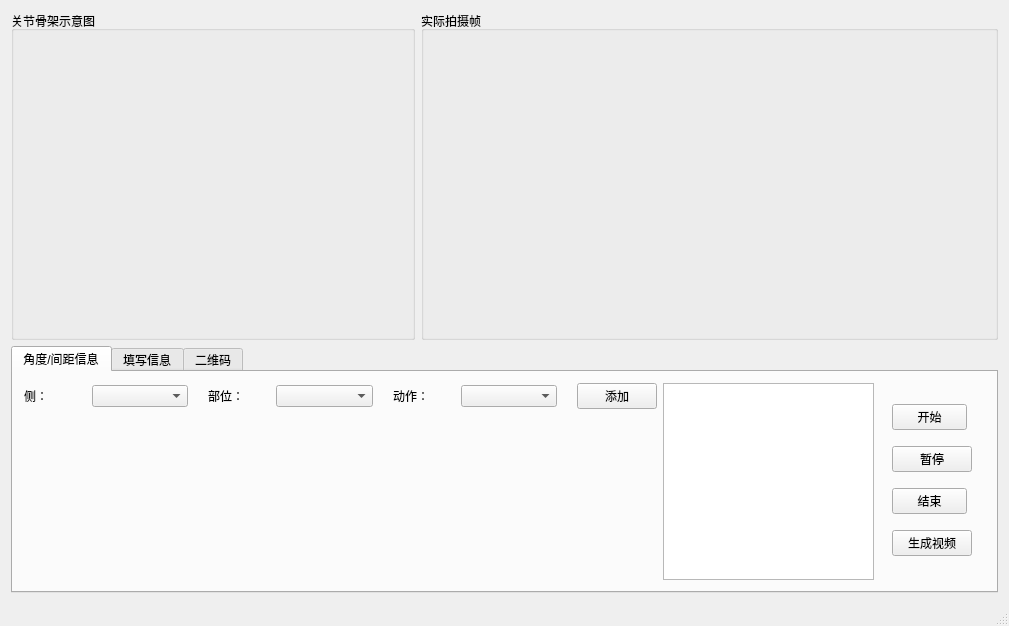
Old version of the form mainwindow.ui in the repository dshnightmare/skeleton.
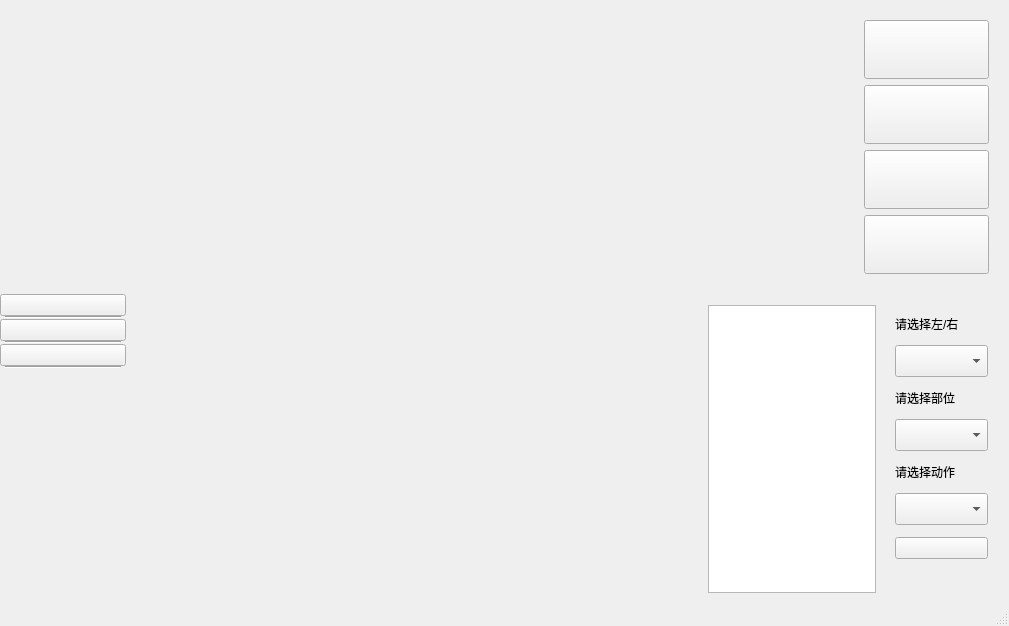
New version of the form. Icons and pictures are not drawn. Custom widgets are drawn as their Qt base class.

```diff
--- a/mainwindow.ui
+++ b/mainwindow.ui
@@ -13,15 +13,48 @@
   <property name="windowTitle">
    <string>MainWindow</string>
   </property>
+  <property name="styleSheet">
+   <string notr="true"/>
+  </property>
   <widget class="QWidget" name="centralWidget">
+   <property name="autoFillBackground">
+    <bool>true</bool>
+   </property>
+   <property name="styleSheet">
+    <string notr="true"/>
+   </property>
    <layout class="QVBoxLayout" name="verticalLayout" stretch="4,3">
+    <property name="spacing">
+     <number>0</number>
+    </property>
+    <property name="leftMargin">
+     <number>0</number>
+    </property>
+    <property name="topMargin">
+     <number>0</number>
+    </property>
+    <property name="rightMargin">
+     <number>0</number>
+    </property>
+    <property name="bottomMargin">
+     <number>0</number>
+    </property>
     <item>
-     <layout class="QHBoxLayout" name="horizontalLayout" stretch="7,10">
-      <item>
-       <widget class="QGroupBox" name="groupBox">
-        <property name="title">
-         <string>关节骨架示意图</string>
-        </property>
+     <layout class="QHBoxLayout" name="horizontalLayout" stretch="7,10,3">
+      <property name="leftMargin">
+       <number>9</number>
+      </property>
+      <property name="topMargin">
+       <number>9</number>
+      </property>
+      <property name="rightMargin">
+       <number>9</number>
+      </property>
+      <property name="bottomMargin">
+       <number>9</number>
+      </property>
+      <item>
+       <widget class="QFrame" name="frame">
         <layout class="QHBoxLayout" name="horizontalLayout_4">
          <item>
           <widget class="QLabel" name="skeleton">
@@ -31,6 +64,9 @@
              <verstretch>0</verstretch>
             </sizepolicy>
            </property>
+           <property name="frameShape">
+            <enum>QFrame::NoFrame</enum>
+           </property>
            <property name="text">
             <string/>
            </property>
@@ -40,10 +76,7 @@
        </widget>
       </item>
       <item>
-       <widget class="QGroupBox" name="groupBox_2">
-        <property name="title">
-         <string>实际拍摄帧</string>
-        </property>
+       <widget class="QFrame" name="frame_2">
         <layout class="QHBoxLayout" name="horizontalLayout_2">
          <item>
           <widget class="QLabel" name="rgb">
@@ -55,173 +88,542 @@
         </layout>
        </widget>
       </item>
-     </layout>
-    </item>
+      <item>
+       <widget class="QWidget" name="widget_2" native="true">
+        <property name="sizePolicy">
+         <sizepolicy hsizetype="Preferred" vsizetype="MinimumExpanding">
+          <horstretch>0</horstretch>
+          <verstretch>0</verstretch>
+         </sizepolicy>
+        </property>
+        <property name="maximumSize">
+         <size>
+          <width>150</width>
+          <height>16777215</height>
+         </size>
+        </property>
+        <layout class="QVBoxLayout" name="verticalLayout_3" stretch="1,1,1,1">
+         <item>
+          <widget class="QPushButton" name="start">
+           <property name="sizePolicy">
+            <sizepolicy hsizetype="Preferred" vsizetype="Expanding">
+             <horstretch>2</horstretch>
+             <verstretch>1</verstretch>
+            </sizepolicy>
+           </property>
+           <property name="maximumSize">
+            <size>
+             <width>16777215</width>
+             <height>16777215</height>
+            </size>
+           </property>
+           <property name="autoFillBackground">
+            <bool>false</bool>
+           </property>
+           <property name="styleSheet">
+            <string notr="true">QPushButton {border-image: url(:/button_background/images/button_start.png);}
+QPushButton:hover:!pressed {border-image: url(:/button_background/images/button_start_hover.png);}
+QPushButton:hover:pressed {border-image: url(:/button_background/images/button_start_down.png);}</string>
+           </property>
+           <property name="text">
+            <string/>
+           </property>
+          </widget>
+         </item>
+         <item>
+          <widget class="QPushButton" name="pause">
+           <property name="sizePolicy">
+            <sizepolicy hsizetype="Preferred" vsizetype="Expanding">
+             <horstretch>2</horstretch>
+             <verstretch>1</verstretch>
+            </sizepolicy>
+           </property>
+           <property name="minimumSize">
+            <size>
+             <width>0</width>
+             <height>0</height>
+            </size>
+           </property>
+           <property name="styleSheet">
+            <string notr="true">QPushButton {border-image: url(:/button_background/images/button_pause.png);}
+QPushButton:hover:!pressed {border-image: url(:/button_background/images/button_pause_hover.png);}
+QPushButton:hover:pressed {border-image: url(:/button_background/images/button_pause_down.png);}</string>
+           </property>
+           <property name="text">
+            <string/>
+           </property>
+          </widget>
+         </item>
+         <item>
+          <widget class="QPushButton" name="stop">
+           <property name="sizePolicy">
+            <sizepolicy hsizetype="Preferred" vsizetype="MinimumExpanding">
+             <horstretch>2</horstretch>
+             <verstretch>1</verstretch>
+            </sizepolicy>
+           </property>
+           <property name="maximumSize">
+            <size>
+             <width>16777215</width>
+             <height>16777215</height>
+            </size>
+           </property>
+           <property name="styleSheet">
+            <string notr="true">QPushButton {border-image: url(:/button_background/images/button_stop.png);}
+QPushButton:hover:!pressed {border-image: url(:/button_background/images/button_stop_hover.png);}
+QPushButton:hover:pressed {border-image: url(:/button_background/images/button_stop_down.png);}</string>
+           </property>
+           <property name="text">
+            <string/>
+           </property>
+          </widget>
+         </item>
+         <item>
+          <widget class="QPushButton" name="video">
+           <property name="sizePolicy">
+            <sizepolicy hsizetype="Preferred" vsizetype="Expanding">
+             <horstretch>2</horstretch>
+             <verstretch>1</verstretch>
+            </sizepolicy>
+           </property>
+           <property name="styleSheet">
+            <string notr="true">QPushButton {border-image: url(:/button_background/images/button_video.png);}
+QPushButton:hover:!pressed {border-image: url(:/button_background/images/button_video_hover.png);}
+QPushButton:hover:pressed {border-image: url(:/button_background/images/button_video_down.png);}
+</string>
+           </property>
+           <property name="text">
+            <string/>
+           </property>
+          </widget>
+         </item>
+        </layout>
+       </widget>
+      </item>
+     </layout>
+    </item>
     <item>
-     <widget class="QTabWidget" name="horizontalTabWidget">
+     <widget class="QWidget" name="display" native="true">
+      <property name="autoFillBackground">
+       <bool>true</bool>
+      </property>
+      <layout class="QHBoxLayout" name="horizontalLayout_5" stretch="1,7">
+       <property name="spacing">
+        <number>2</number>
+       </property>
+       <property name="leftMargin">
+        <number>0</number>
+       </property>
+       <property name="topMargin">
+        <number>0</number>
+       </property>
+       <property name="rightMargin">
+        <number>0</number>
+       </property>
+       <property name="bottomMargin">
+        <number>0</number>
+       </property>
+       <item>
+        <widget class="QWidget" name="stacklist" native="true">
+         <property name="autoFillBackground">
+          <bool>true</bool>
+         </property>
+         <layout class="QVBoxLayout" name="verticalLayout_2" stretch="0,0,0,0,0,0,0">
+          <property name="spacing">
+           <number>0</number>
+          </property>
+          <property name="leftMargin">
+           <number>0</number>
+          </property>
+          <property name="topMargin">
+           <number>0</number>
+          </property>
+          <property name="rightMargin">
+           <number>0</number>
+          </property>
+          <property name="bottomMargin">
+           <number>0</number>
+          </property>
+          <item>
+           <widget class="QPushButton" name="choose1">
       <property name="sizePolicy">
        <sizepolicy hsizetype="Preferred" vsizetype="Preferred">
         <horstretch>0</horstretch>
         <verstretch>0</verstretch>
        </sizepolicy>
+            </property>
+            <property name="styleSheet">
+             <string notr="true">QPushButton {border-image: url(:/button_background/images/button_tab1.png);}
+QPushButton:hover:!checked {border-image: url(:/button_background/images/button_tab1_hover.png);}
+QPushButton:checked {border-image: url(:/button_background/images/button_tab1_down.png);}</string>
+            </property>
+            <property name="text">
+             <string/>
+            </property>
+            <property name="checkable">
+             <bool>true</bool>
+            </property>
+            <property name="autoExclusive">
+             <bool>false</bool>
+            </property>
+           </widget>
+          </item>
+          <item>
+           <layout class="QVBoxLayout" name="verticalLayout_5">
+            <property name="spacing">
+             <number>0</number>
+            </property>
+            <property name="leftMargin">
+             <number>5</number>
+            </property>
+            <property name="rightMargin">
+             <number>5</number>
+            </property>
+            <item>
+             <widget class="Line" name="line">
+              <property name="sizePolicy">
+               <sizepolicy hsizetype="Preferred" vsizetype="Fixed">
+                <horstretch>0</horstretch>
+                <verstretch>0</verstretch>
+               </sizepolicy>
+              </property>
+              <property name="styleSheet">
+               <string notr="true">border-color: rgb(225, 225, 225);</string>
+              </property>
+              <property name="frameShadow">
+               <enum>QFrame::Sunken</enum>
+              </property>
+              <property name="lineWidth">
+               <number>1</number>
+              </property>
+              <property name="orientation">
+               <enum>Qt::Horizontal</enum>
+              </property>
+             </widget>
+            </item>
+           </layout>
+          </item>
+          <item>
+           <widget class="QPushButton" name="choose2">
+            <property name="sizePolicy">
+             <sizepolicy hsizetype="Preferred" vsizetype="Preferred">
+              <horstretch>0</horstretch>
+              <verstretch>0</verstretch>
+             </sizepolicy>
+            </property>
+            <property name="styleSheet">
+             <string notr="true">QPushButton {border-image: url(:/button_background/images/button_tab2.png);}
+QPushButton:hover:!checked {border-image: url(:/button_background/images/button_tab2_hover.png);}
+QPushButton:checked {border-image: url(:/button_background/images/button_tab2_down.png);}</string>
+            </property>
+            <property name="text">
+             <string/>
+            </property>
+            <property name="checkable">
+             <bool>true</bool>
+            </property>
+            <property name="autoExclusive">
+             <bool>false</bool>
+            </property>
+           </widget>
+          </item>
+          <item>
+           <layout class="QVBoxLayout" name="verticalLayout_6">
+            <property name="spacing">
+             <number>0</number>
+            </property>
+            <property name="leftMargin">
+             <number>5</number>
+            </property>
+            <property name="rightMargin">
+             <number>5</number>
+            </property>
+            <item>
+             <widget class="Line" name="line_2">
+              <property name="sizePolicy">
+               <sizepolicy hsizetype="Preferred" vsizetype="Fixed">
+                <horstretch>0</horstretch>
+                <verstretch>0</verstretch>
+               </sizepolicy>
+              </property>
+              <property name="styleSheet">
+               <string notr="true">border-color: rgb(225, 225, 225);</string>
+              </property>
+              <property name="frameShadow">
+               <enum>QFrame::Sunken</enum>
+              </property>
+              <property name="lineWidth">
+               <number>1</number>
+              </property>
+              <property name="orientation">
+               <enum>Qt::Horizontal</enum>
+              </property>
+             </widget>
+            </item>
+           </layout>
+          </item>
+          <item>
+           <widget class="QPushButton" name="choose3">
+            <property name="sizePolicy">
+             <sizepolicy hsizetype="Preferred" vsizetype="Preferred">
+              <horstretch>0</horstretch>
+              <verstretch>0</verstretch>
+             </sizepolicy>
+            </property>
+            <property name="styleSheet">
+             <string notr="true">QPushButton {border-image: url(:/button_background/images/button_tab3.png);}
+QPushButton:hover:!checked {border-image: url(:/button_background/images/button_tab3_hover.png);}
+QPushButton:checked {border-image: url(:/button_background/images/button_tab3_down.png);}</string>
+            </property>
+            <property name="text">
+             <string/>
+            </property>
+            <property name="checkable">
+             <bool>true</bool>
+            </property>
+            <property name="autoExclusive">
+             <bool>false</bool>
+            </property>
+           </widget>
+          </item>
+          <item>
+           <layout class="QVBoxLayout" name="verticalLayout_7">
+            <property name="spacing">
+             <number>0</number>
+            </property>
+            <property name="leftMargin">
+             <number>5</number>
+            </property>
+            <property name="rightMargin">
+             <number>5</number>
+            </property>
+            <item>
+             <widget class="Line" name="line_3">
+              <property name="sizePolicy">
+               <sizepolicy hsizetype="Preferred" vsizetype="Fixed">
+                <horstretch>0</horstretch>
+                <verstretch>0</verstretch>
+               </sizepolicy>
+              </property>
+              <property name="styleSheet">
+               <string notr="true">border-color: rgb(225, 225, 225);</string>
+              </property>
+              <property name="frameShadow">
+               <enum>QFrame::Sunken</enum>
+              </property>
+              <property name="lineWidth">
+               <number>1</number>
+              </property>
+              <property name="orientation">
+               <enum>Qt::Horizontal</enum>
+              </property>
+             </widget>
+            </item>
+           </layout>
+          </item>
+          <item>
+           <widget class="QPushButton" name="padding">
+            <property name="enabled">
+             <bool>false</bool>
+            </property>
+            <property name="sizePolicy">
+             <sizepolicy hsizetype="Preferred" vsizetype="Expanding">
+              <horstretch>0</horstretch>
+              <verstretch>0</verstretch>
+             </sizepolicy>
+            </property>
+            <property name="autoFillBackground">
+             <bool>false</bool>
+            </property>
+            <property name="styleSheet">
+             <string notr="true">background-color: rgb(240, 240, 240);</string>
+            </property>
+            <property name="text">
+             <string/>
+            </property>
+            <property name="flat">
+             <bool>true</bool>
+            </property>
+           </widget>
+          </item>
+         </layout>
+        </widget>
+       </item>
+       <item>
+        <widget class="QStackedWidget" name="StackedWidget">
+         <property name="sizePolicy">
+          <sizepolicy hsizetype="Expanding" vsizetype="Preferred">
+           <horstretch>0</horstretch>
+           <verstretch>0</verstretch>
+          </sizepolicy>
+         </property>
+         <property name="autoFillBackground">
+          <bool>true</bool>
+         </property>
+         <property name="styleSheet">
+          <string notr="true"/>
       </property>
       <property name="currentIndex">
        <number>0</number>
       </property>
-      <widget class="QWidget" name="horizontalTabWidgetPage1">
-       <attribute name="title">
-        <string>角度/间距信息</string>
-       </attribute>
-       <layout class="QHBoxLayout" name="horizontalLayout_3" stretch="6,2,1">
+         <widget class="QWidget" name="StackedWidgetPage1">
+          <layout class="QHBoxLayout" name="horizontalLayout_3" stretch="10,3,2">
+           <property name="spacing">
+            <number>9</number>
+           </property>
         <item>
-         <layout class="QVBoxLayout" name="verticalLayout_2" stretch="0,0">
+            <widget class="QwtPlot" name="qwtPlot">
+             <property name="sizePolicy">
+              <sizepolicy hsizetype="Preferred" vsizetype="Preferred">
+               <horstretch>0</horstretch>
+               <verstretch>0</verstretch>
+              </sizepolicy>
+             </property>
+            </widget>
+           </item>
           <item>
-           <layout class="QHBoxLayout" name="horizontalLayout_5" stretch="1,2,1,2,1,2,1">
+            <widget class="QListWidget" name="selected_angles"/>
+           </item>
+           <item>
+            <layout class="QVBoxLayout" name="verticalLayout_4">
             <property name="spacing">
-             <number>20</number>
+              <number>12</number>
+             </property>
+             <property name="leftMargin">
+              <number>10</number>
+             </property>
+             <property name="topMargin">
+              <number>10</number>
+             </property>
+             <property name="rightMargin">
+              <number>10</number>
             </property>
             <item>
              <widget class="QLabel" name="label">
               <property name="text">
-               <string>侧：</string>
+                <string>请选择左/右</string>
               </property>
              </widget>
             </item>
             <item>
-             <widget class="QComboBox" name="select_side"/>
+              <widget class="QComboBox" name="select_side">
+               <property name="sizePolicy">
+                <sizepolicy hsizetype="Preferred" vsizetype="Preferred">
+                 <horstretch>0</horstretch>
+                 <verstretch>0</verstretch>
+                </sizepolicy>
+               </property>
+               <property name="font">
+                <font>
+                 <family>微软雅黑</family>
+                 <pointsize>13</pointsize>
+                </font>
+               </property>
+               <property name="editable">
+                <bool>false</bool>
+               </property>
+               <property name="currentText">
+                <string/>
+               </property>
+              </widget>
             </item>
             <item>
              <widget class="QLabel" name="label_2">
               <property name="text">
-               <string>部位：</string>
+                <string>请选择部位</string>
               </property>
              </widget>
             </item>
             <item>
-             <widget class="QComboBox" name="select_position"/>
+              <widget class="QComboBox" name="select_position">
+               <property name="sizePolicy">
+                <sizepolicy hsizetype="Preferred" vsizetype="Preferred">
+                 <horstretch>0</horstretch>
+                 <verstretch>0</verstretch>
+                </sizepolicy>
+               </property>
+               <property name="font">
+                <font>
+                 <family>微软雅黑</family>
+                 <pointsize>13</pointsize>
+                </font>
+               </property>
+              </widget>
             </item>
             <item>
              <widget class="QLabel" name="label_3">
               <property name="text">
-               <string>动作：</string>
+                <string>请选择动作</string>
               </property>
              </widget>
             </item>
             <item>
-             <widget class="QComboBox" name="select_action"/>
+              <widget class="QComboBox" name="select_action">
+               <property name="sizePolicy">
+                <sizepolicy hsizetype="Preferred" vsizetype="Preferred">
+                 <horstretch>0</horstretch>
+                 <verstretch>0</verstretch>
+                </sizepolicy>
+               </property>
+               <property name="minimumSize">
+                <size>
+                 <width>0</width>
+                 <height>0</height>
+                </size>
+               </property>
+               <property name="font">
+                <font>
+                 <family>微软雅黑</family>
+                 <pointsize>13</pointsize>
+                </font>
+               </property>
+              </widget>
             </item>
             <item>
              <widget class="QPushButton" name="add_angle">
-              <property name="text">
-               <string>添加</string>
-              </property>
-             </widget>
-            </item>
-           </layout>
-          </item>
-          <item>
-           <widget class="QwtPlot" name="qwtPlot">
             <property name="sizePolicy">
              <sizepolicy hsizetype="Preferred" vsizetype="Preferred">
               <horstretch>0</horstretch>
               <verstretch>0</verstretch>
              </sizepolicy>
             </property>
-           </widget>
-          </item>
-         </layout>
-        </item>
-        <item>
-         <widget class="QListWidget" name="selected_angles"/>
-        </item>
-        <item>
-         <widget class="QWidget" name="widget_2" native="true">
-          <property name="sizePolicy">
-           <sizepolicy hsizetype="Maximum" vsizetype="Preferred">
-            <horstretch>0</horstretch>
-            <verstretch>0</verstretch>
-           </sizepolicy>
-          </property>
-          <property name="maximumSize">
-           <size>
-            <width>150</width>
-            <height>16777215</height>
-           </size>
-          </property>
-          <layout class="QGridLayout" name="gridLayout_3">
-           <item row="2" column="0">
-            <widget class="QPushButton" name="stop">
-             <property name="sizePolicy">
-              <sizepolicy hsizetype="Maximum" vsizetype="Fixed">
-               <horstretch>0</horstretch>
-               <verstretch>0</verstretch>
-              </sizepolicy>
-             </property>
-             <property name="maximumSize">
-              <size>
-               <width>75</width>
-               <height>16777215</height>
-              </size>
-             </property>
+               <property name="styleSheet">
+                <string notr="true">QPushButton {border-image: url(:/button_background/images/button_add.png);}
+QPushButton:hover:!pressed {border-image: url(:/button_background/images/button_add_hover.png);}
+QPushButton:hover:pressed {border-image: url(:/button_background/images/button_add_down.png);}</string>
+               </property>
              <property name="text">
-              <string>结束</string>
+                <string/>
              </property>
             </widget>
            </item>
-           <item row="1" column="0">
-            <widget class="QPushButton" name="pause">
-             <property name="sizePolicy">
-              <sizepolicy hsizetype="Maximum" vsizetype="Fixed">
-               <horstretch>0</horstretch>
-               <verstretch>0</verstretch>
-              </sizepolicy>
-             </property>
-             <property name="minimumSize">
-              <size>
-               <width>75</width>
-               <height>0</height>
-              </size>
-             </property>
-             <property name="text">
-              <string>暂停</string>
-             </property>
-            </widget>
-           </item>
-           <item row="0" column="0">
-            <widget class="QPushButton" name="start">
+             <item>
+              <widget class="QPushButton" name="padding_2">
+               <property name="enabled">
+                <bool>false</bool>
+               </property>
              <property name="sizePolicy">
-              <sizepolicy hsizetype="Maximum" vsizetype="Fixed">
+                <sizepolicy hsizetype="Preferred" vsizetype="Expanding">
                <horstretch>0</horstretch>
                <verstretch>0</verstretch>
               </sizepolicy>
              </property>
-             <property name="maximumSize">
-              <size>
-               <width>75</width>
-               <height>16777215</height>
-              </size>
+               <property name="styleSheet">
+                <string notr="true">background-color: rgb(240, 240, 240);</string>
              </property>
              <property name="text">
-              <string>开始</string>
-             </property>
-            </widget>
-           </item>
-           <item row="3" column="0">
-            <widget class="QPushButton" name="video">
-             <property name="text">
-              <string>生成视频</string>
+                <string/>
+               </property>
+               <property name="flat">
+                <bool>true</bool>
              </property>
             </widget>
            </item>
           </layout>
-         </widget>
         </item>
        </layout>
       </widget>
-      <widget class="QWidget" name="tab">
-       <attribute name="title">
-        <string>填写信息</string>
-       </attribute>
+         <widget class="QWidget" name="StackedWidgetPage2">
        <layout class="QHBoxLayout" name="horizontalLayout_6" stretch="1">
         <item>
          <widget class="QWidget" name="widget" native="true">
@@ -250,10 +652,7 @@
         </item>
        </layout>
       </widget>
-      <widget class="QWidget" name="tab_2">
-       <attribute name="title">
-        <string>二维码</string>
-       </attribute>
+         <widget class="QWidget" name="StackedWidgetPage3">
        <layout class="QHBoxLayout" name="horizontalLayout_7">
         <item>
          <widget class="QGroupBox" name="groupBox_3">
@@ -292,6 +691,9 @@
         </item>
        </layout>
       </widget>
+        </widget>
+       </item>
+      </layout>
      </widget>
     </item>
    </layout>
```
Lines whose indentation alone changed are shown as unchanged.
